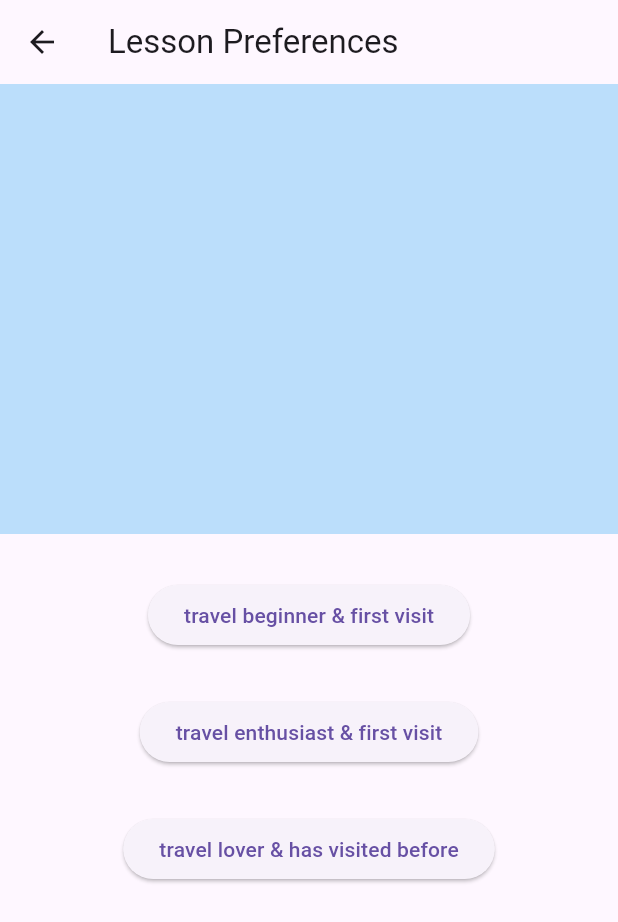
After one commit to austindelic/social_outcast, a Flutter app: the screen it shows after launch, after a tap on "Get Started", on a phone screen of 412 x 824 dp. The commit adds this screen. Shown: the top 922 px of the screen. Run offline on Flutter 3.47's test engine with Material 3 defaults, Android fonts, the phone set to English and light mode, and no system bars; our stand-ins replace dio.

Commit message:
add user preference

```diff
--- a/lib/main.dart
+++ b/lib/main.dart
@@ -1,8 +1,9 @@
 import 'package:flutter/material.dart';
+import 'package:social_outcast/screens/lesson_menu_screen.dart';
+import 'package:social_outcast/screens/lesson_preferences_screen.dart';
 import 'screens/chat_screen.dart';
 import 'screens/account_screen.dart';
 import 'screens/dashboard_screen.dart';
-import 'screens/story_screen.dart';
 
 void main() => runApp(const MyApp());
 
@@ -10,9 +11,13 @@ class MyApp extends StatelessWidget {
   const MyApp({super.key});
   @override
   Widget build(BuildContext context) {
-    return const MaterialApp(
-      home: MainTabs(),
+    return MaterialApp(
+      home: const MainTabs(),
       debugShowCheckedModeBanner: false,
+      routes: {
+        LessonPreferencesScreen.routeName: (context) => const LessonPreferencesScreen(),
+        LessonMenuScreen.routeName: (context) => const LessonMenuScreen(),
+      }
     );
   }
 }
--- a/lib/screens/dashboard_screen.dart
+++ b/lib/screens/dashboard_screen.dart
@@ -1,8 +1,15 @@
 import 'package:flutter/material.dart';
+import 'package:social_outcast/screens/lesson_menu_screen.dart';
+import 'package:social_outcast/screens/lesson_preferences_screen.dart';
 
-class DashboardScreen extends StatelessWidget {
+class DashboardScreen extends StatefulWidget {
   const DashboardScreen({super.key});
 
+  @override
+  _DashboardScreenState createState() => _DashboardScreenState();
+}
+
+class _DashboardScreenState extends State<DashboardScreen> {
   @override
   Widget build(BuildContext context) {
     return Scaffold(
@@ -13,6 +20,13 @@ class DashboardScreen extends StatelessWidget {
           const Text(
             'Welcome back!',
             style: TextStyle(fontSize: 24, fontWeight: FontWeight.bold),
+          ),
+          ElevatedButton(
+            onPressed: () {
+              Navigator.pushNamed(context, LessonMenuScreen.routeName);
+              Navigator.pushNamed(context, LessonPreferencesScreen.routeName);
+            },
+            child: const Text("Get Started"),
           ),
           const SizedBox(height: 16),
           DashboardCard(
@@ -61,7 +75,10 @@ class DashboardCard extends StatelessWidget {
       margin: const EdgeInsets.only(bottom: 16),
       child: ListTile(
         leading: Icon(icon, size: 36),
-        title: Text(title, style: const TextStyle(fontWeight: FontWeight.bold)),
+        title: Text(
+          title,
+          style: const TextStyle(fontWeight: FontWeight.bold),
+        ),
         trailing: Text(
           value,
           style: const TextStyle(fontSize: 20, fontWeight: FontWeight.bold),
--- /dev/null
+++ b/lib/screens/lesson_menu_screen.dart
@@ -0,0 +1,77 @@
+import 'package:flutter/material.dart';
+
+class LessonMenuScreen extends StatefulWidget {
+  static const String routeName = '/lesson-menu';
+  const LessonMenuScreen({Key? key}) : super(key: key);
+
+  @override
+  _LessonMenuScreenState createState() => _LessonMenuScreenState();
+}
+
+enum QuestionType { fourOption, speech, text }
+
+class Lesson {
+  final String genre;
+  final QuestionType type;
+
+  Lesson({required this.genre, required this.type});
+}
+
+class _LessonMenuScreenState extends State<LessonMenuScreen> {
+  /*
+  choose 6 based on user's preference
+  Transportation
+  Hotel Behavior
+  Dining Etiquette
+  Greetings and Introductions
+  Slang
+  Accent
+  Shopping Etiquette
+  Laws and Rules
+  Technology Use and Communication
+  Cultural Sensitivities
+  Business Situation
+  Home Stay
+  Basic Language
+  Behavior on Street
+  Accent
+  */
+  final lessons = [
+    Lesson(genre: 'Transportation', type: QuestionType.fourOption),
+    Lesson(genre: 'Hotel Behavior', type: QuestionType.fourOption),
+    Lesson(genre: 'Dining Etiquette', type: QuestionType.text),
+    Lesson(genre: 'Greetings and Introductions', type: QuestionType.speech),
+    Lesson(genre: 'Slang', type: QuestionType.speech),
+    Lesson(genre: 'Accent', type: QuestionType.fourOption),
+    Lesson(genre: 'Shopping Etiquette', type: QuestionType.fourOption),
+    Lesson(genre: 'Laws and Rules', type: QuestionType.fourOption),
+    Lesson(genre: 'Technology Use and Communication', type: QuestionType.text),
+    Lesson(genre: 'Cultural Sensitivities', type: QuestionType.text),
+    Lesson(genre: 'Business Situation', type: QuestionType.fourOption),
+    Lesson(genre: 'Home Stay', type: QuestionType.fourOption),
+    Lesson(genre: 'Basic Language', type: QuestionType.fourOption),
+    Lesson(genre: 'Behavior on Street', type: QuestionType.fourOption),
+    Lesson(genre: 'Accent', type: QuestionType.fourOption),
+  ];
+
+  @override
+  Widget build(BuildContext context) {
+    return Scaffold(
+      appBar: AppBar(title: const Text('Lessons')),
+      body: ListView.builder(
+        itemCount: lessons.length,
+        itemBuilder: (context, index) {
+          final lesson = lessons[index];
+          return ListTile(
+            title: Text(lesson.genre),
+            subtitle: Text(lesson.type.name),
+            onTap: () {
+              // Navigate to detail screen (implement as needed)
+              // Navigator.push(context, MaterialPageRoute(builder: (context) => LessonDetailScreen(lesson)));
+            },
+          );
+        },
+      ),
+    );
+  }
+}
--- /dev/null
+++ b/lib/screens/lesson_preferences_screen.dart
@@ -0,0 +1,229 @@
+import 'package:flutter/material.dart';
+import 'package:social_outcast/screens/lesson_menu_screen.dart';
+
+class LessonPreferencesScreen extends StatefulWidget {
+  static const String routeName = '/lesson-preferences';
+  const LessonPreferencesScreen({Key? key}) : super(key: key);
+
+  @override
+  _LessonPreferencesScreenState createState() =>
+      _LessonPreferencesScreenState();
+}
+
+enum DifficultyLevel { easy, medium, hard }
+
+class _LessonPreferencesScreenState extends State<LessonPreferencesScreen> {
+  DifficultyLevel _selectedDifficulty = DifficultyLevel.easy;
+
+  String _selectedTopic = 'Sightseeing';
+  String _selectedFromCountry = 'USA';
+  String _selectedToCountry = 'Japan';
+
+  PageController _pageController = PageController();
+
+  final List<String> purpose = [
+    'Sightseeing',
+    'Business',
+    'Study',
+    'Visit People',
+  ];
+
+  final List<String> countries = [
+    'USA',
+    'UK',
+    'Australia',
+    'China',
+    'Singapore',
+    'Japan',
+  ];
+
+  void _submitPreferences() {
+    if (_selectedFromCountry != _selectedToCountry) {
+      // You might navigate to the lesson screen or perform some action.
+      ScaffoldMessenger.of(context).showSnackBar(
+        const SnackBar(
+          content: Text('Preferences saved. Generating lessons...'),
+        ),
+      );
+
+      Navigator.pop(context);
+    } else {
+      ScaffoldMessenger.of(context).showSnackBar(
+        const SnackBar(content: Text('Please select different countries.')),
+      );
+    }
+  }
+
+  @override
+  Widget build(BuildContext context) {
+    return Scaffold(
+      appBar: AppBar(title: const Text('Lesson Preferences')),
+      body: PageView(
+        controller: _pageController,
+        physics: const NeverScrollableScrollPhysics(),
+        children: [
+          Column(
+            children: [
+              Container(height: 300, color: Colors.blue[100]),
+              SizedBox(height: 30),
+              Column(
+                mainAxisAlignment: MainAxisAlignment.spaceEvenly,
+                children: [
+                  ElevatedButton(
+                    onPressed: () {
+                      setState(() {
+                        _selectedDifficulty = DifficultyLevel.easy;
+                        _pageController.nextPage(
+                          duration: const Duration(milliseconds: 300),
+                          curve: Curves.easeIn,
+                        );
+                      });
+                    },
+                    child: const Text("travel beginner & first visit"),
+                  ),
+                  SizedBox(height: 30),
+                  ElevatedButton(
+                    onPressed: () {
+                      setState(() {
+                        _selectedDifficulty = DifficultyLevel.medium;
+                        _pageController.nextPage(
+                          duration: const Duration(milliseconds: 300),
+                          curve: Curves.easeIn,
+                        );
+                      });
+                    },
+                    child: const Text("travel enthusiast & first visit"),
+                  ),
+                  SizedBox(height: 30),
+                  ElevatedButton(
+                    onPressed: () {
+                      setState(() {
+                        _selectedDifficulty = DifficultyLevel.hard;
+                        _pageController.nextPage(
+                          duration: const Duration(milliseconds: 300),
+                          curve: Curves.easeIn,
+                        );
+                      });
+                    },
+                    child: const Text("travel lover & has visited before"),
+                  ),
+                ],
+              ),
+            ],
+          ),
+          Column(
+            children: [
+              Container(height: 300, color: Colors.blue[100]),
+              SizedBox(height: 30),
+              Column(
+                mainAxisAlignment: MainAxisAlignment.spaceEvenly,
+                children: [
+                  ElevatedButton(
+                    onPressed: () {
+                      setState(() {
+                        _selectedTopic = 'Sightseeing';
+                        _pageController.nextPage(
+                          duration: const Duration(milliseconds: 300),
+                          curve: Curves.easeIn,
+                        );
+                      });
+                    },
+                    child: const Text("Sightseeing"),
+                  ),
+                  SizedBox(height: 30),
+                  ElevatedButton(
+                    onPressed: () {
+                      setState(() {
+                        _selectedTopic = 'Business';
+                        _pageController.nextPage(
+                          duration: const Duration(milliseconds: 300),
+                          curve: Curves.easeIn,
+                        );
+                      });
+                    },
+                    child: const Text("Business"),
+                  ),
+                  SizedBox(height: 30),
+                  ElevatedButton(
+                    onPressed: () {
+                      setState(() {
+                        _selectedTopic = 'Study';
+                        _pageController.nextPage(
+                          duration: const Duration(milliseconds: 300),
+                          curve: Curves.easeIn,
+                        );
+                      });
+                    },
+                    child: const Text("Study"),
+                  ),
+                  SizedBox(height: 30),
+                  ElevatedButton(
+                    onPressed: () {
+                      setState(() {
+                        _selectedTopic = 'Visit People';
+                        _pageController.nextPage(
+                          duration: const Duration(milliseconds: 300),
+                          curve: Curves.easeIn,
+                        );
+                      });
+                    },
+                    child: const Text("Visit People"),
+                  ),
+                ],
+              ),
+            ],
+          ),
+          Column(
+            children: [
+              Container(height: 300, color: Colors.blue[100]),
+              SizedBox(height: 30),
+              // Add this state variable above the build method if not already defined.
+
+              // Then insert this widget code:
+              Column(
+                children: [
+                  const Text('From'),
+                  DropdownButton<String>(
+                    value: _selectedFromCountry,
+                    items: countries.map((country) {
+                      return DropdownMenuItem<String>(
+                        value: country,
+                        child: Text(country),
+                      );
+                    }).toList(),
+                    onChanged: (String? newValue) {
+                      setState(() {
+                        _selectedFromCountry = newValue!;
+                      });
+                    },
+                  ),
+                  const SizedBox(height: 30),
+                  const Text('To'),
+                  DropdownButton<String>(
+                    value: _selectedToCountry,
+                    items: countries.map((country) {
+                      return DropdownMenuItem<String>(
+                        value: country,
+                        child: Text(country),
+                      );
+                    }).toList(),
+                    onChanged: (String? newValue) {
+                      setState(() {
+                        _selectedToCountry = newValue!;
+                      });
+                    },
+                  ),
+                  const SizedBox(height: 30),
+                  ElevatedButton(
+                    onPressed: _submitPreferences,
+                    child: const Text('Submit Preferences'),
+                  ),
+                ],
+              ),
+            ],
+          ),
+        ],
+      ),
+    );
+  }
+}
--- a/pubspec.yaml
+++ b/pubspec.yaml
@@ -36,6 +36,7 @@ dependencies:
   cupertino_icons: ^1.0.8
   dio: ^5.4.3 # (or latest version)
   npdart: ^0.3.0
+  flutter_riverpod: ^2.6.1
 
 dev_dependencies:
   flutter_test:
```
Also changed, not shown: lib/screens/story_screen.dart (deleted, +0 -72 lines), pubspec.lock, 6 other files.
